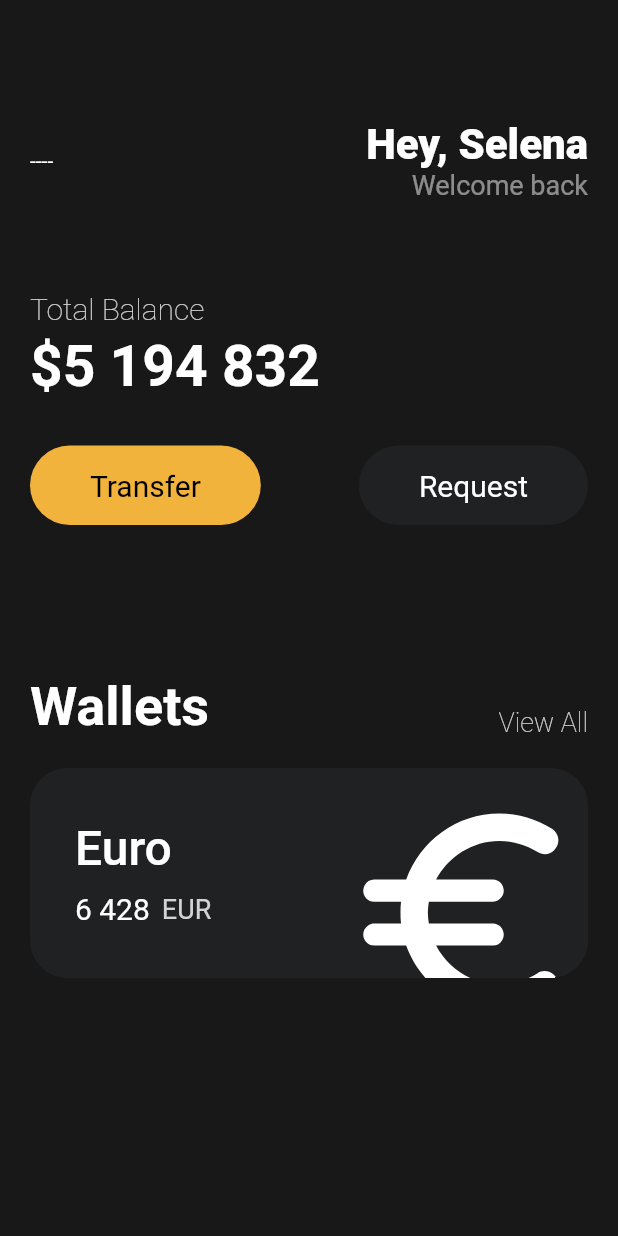
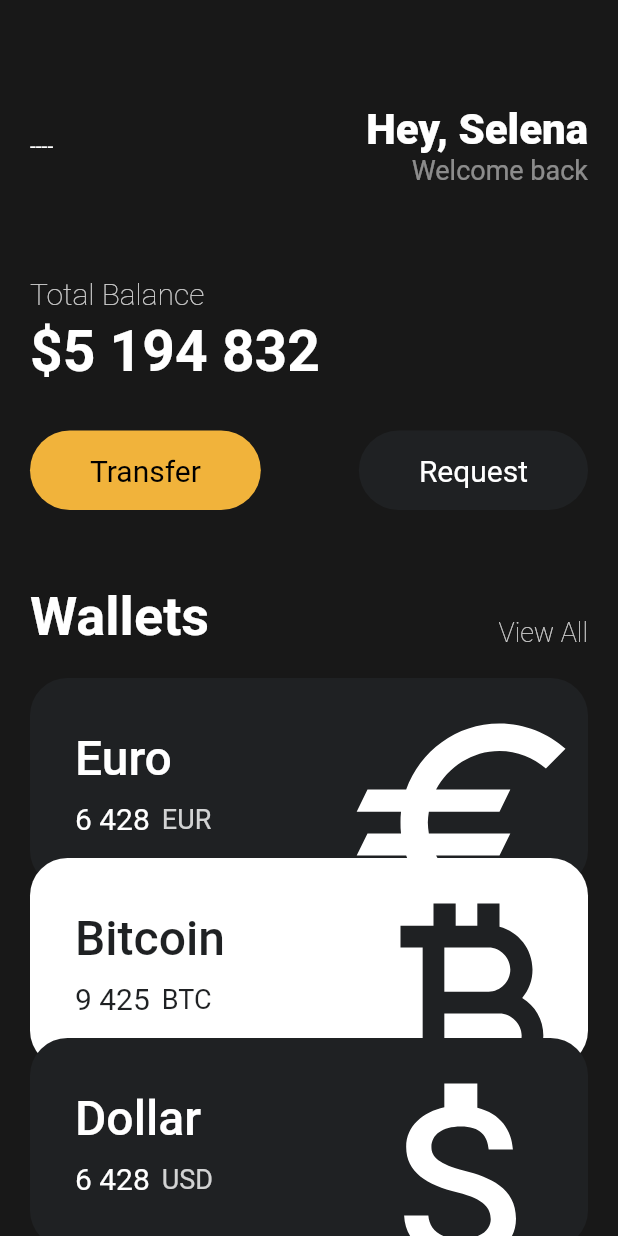
Before and after one commit to helious23/toonflix, a Flutter app: the screen it shows after launch, on a phone screen of 412 x 824 dp. Run offline on Flutter 3.47's test engine with Material 2 defaults, Android fonts, the phone set to English and light mode, and no system bars.

Commit message:
Reusable Cards

```diff
--- a/lib/main.dart
+++ b/lib/main.dart
@@ -1,5 +1,6 @@
 import 'package:flutter/material.dart';
 import 'package:toonflix/widgets/button.dart';
+import 'package:toonflix/widgets/currencty_card.dart';
 
 void main() {
   runApp(App());
@@ -11,7 +12,8 @@ class App extends StatelessWidget {
     return MaterialApp(
       home: Scaffold(
           backgroundColor: const Color(0xFF181818),
-          body: Padding(
+          body: SingleChildScrollView(
+            child: Padding(
               padding: const EdgeInsets.symmetric(
                 horizontal: 20,
               ),
@@ -19,7 +21,7 @@ class App extends StatelessWidget {
                 crossAxisAlignment: CrossAxisAlignment.start,
                 children: [
                   const SizedBox(
-                  height: 80,
+                    height: 70,
                   ),
                   Row(
                     mainAxisAlignment: MainAxisAlignment.spaceBetween,
@@ -97,7 +99,7 @@ class App extends StatelessWidget {
                     ],
                   ),
                   const SizedBox(
-                  height: 100,
+                    height: 50,
                   ),
                   Row(
                     mainAxisAlignment: MainAxisAlignment.spaceBetween,
@@ -123,69 +125,35 @@ class App extends StatelessWidget {
                   const SizedBox(
                     height: 20,
                   ),
-                Container(
-                  clipBehavior: Clip.hardEdge,
-                  decoration: BoxDecoration(
-                      color: const Color(0xFF1F2123),
-                      borderRadius: BorderRadius.circular(25)),
-                  child: Padding(
-                    padding: const EdgeInsets.all(30),
-                    child: Row(
-                      mainAxisAlignment: MainAxisAlignment.spaceBetween,
-                      children: [
-                        Column(
-                          crossAxisAlignment: CrossAxisAlignment.start,
-                          children: [
-                            const Text(
-                              'Euro',
-                              style: TextStyle(
-                                color: Colors.white,
-                                fontSize: 32,
-                                fontWeight: FontWeight.w500,
+                  const CurrencyCard(
+                    name: 'Euro',
+                    code: 'EUR',
+                    amount: '6 428',
+                    icon: Icons.euro_outlined,
+                    isInverted: false,
+                  ),
+                  Transform.translate(
+                    offset: const Offset(0, -20),
+                    child: const CurrencyCard(
+                      name: 'Bitcoin',
+                      code: 'BTC',
+                      amount: '9 425',
+                      icon: Icons.currency_bitcoin,
+                      isInverted: true,
                     ),
                   ),
-                            const SizedBox(
-                              height: 10,
-                            ),
-                            Row(
-                              children: [
-                                const Text(
-                                  '6 428',
-                                  style: TextStyle(
-                                    color: Colors.white,
-                                    fontSize: 20,
-                                  ),
-                                ),
-                                const SizedBox(
-                                  width: 8,
-                                ),
-                                Text(
-                                  'EUR',
-                                  style: TextStyle(
-                                    color: Colors.white.withOpacity(0.8),
-                                    fontSize: 18,
+                  Transform.translate(
+                    offset: const Offset(0, -40),
+                    child: const CurrencyCard(
+                      name: 'Dollar',
+                      code: 'USD',
+                      amount: '6 428',
+                      icon: Icons.attach_money_outlined,
+                      isInverted: false,
                     ),
                   ),
                 ],
-                            )
-                          ],
               ),
-                        Transform.scale(
-                          scale: 2.2,
-                          child: Transform.translate(
-                            offset: const Offset(-5, 12),
-                            child: const Icon(
-                              Icons.euro_rounded,
-                              color: Colors.white,
-                              size: 80,
-                            ),
-                          ),
-                        )
-                      ],
-                    ),
-                  ),
-                )
-              ],
             ),
           )),
     );
--- /dev/null
+++ b/lib/widgets/currencty_card.dart
@@ -0,0 +1,85 @@
+import 'package:flutter/material.dart';
+
+class CurrencyCard extends StatelessWidget {
+  final String name, code, amount;
+  final IconData icon;
+  final bool isInverted;
+
+  final _blackColor = const Color(0xFF1F2123);
+
+  const CurrencyCard(
+      {super.key,
+      required this.name,
+      required this.code,
+      required this.amount,
+      required this.icon,
+      required this.isInverted});
+
+  @override
+  Widget build(BuildContext context) {
+    return Container(
+      clipBehavior: Clip.hardEdge,
+      decoration: BoxDecoration(
+          color: isInverted ? Colors.white : _blackColor,
+          borderRadius: BorderRadius.circular(25)),
+      child: Padding(
+        padding: const EdgeInsets.all(30),
+        child: Row(
+          mainAxisAlignment: MainAxisAlignment.spaceBetween,
+          children: [
+            Column(
+              crossAxisAlignment: CrossAxisAlignment.start,
+              children: [
+                Text(
+                  name,
+                  style: TextStyle(
+                    color: isInverted ? _blackColor : Colors.white,
+                    fontSize: 32,
+                    fontWeight: FontWeight.w500,
+                  ),
+                ),
+                const SizedBox(
+                  height: 10,
+                ),
+                Row(
+                  children: [
+                    Text(
+                      amount,
+                      style: TextStyle(
+                        color: isInverted ? _blackColor : Colors.white,
+                        fontSize: 20,
+                      ),
+                    ),
+                    const SizedBox(
+                      width: 8,
+                    ),
+                    Text(
+                      code,
+                      style: TextStyle(
+                        color: isInverted
+                            ? _blackColor
+                            : Colors.white.withOpacity(0.8),
+                        fontSize: 18,
+                      ),
+                    ),
+                  ],
+                )
+              ],
+            ),
+            Transform.scale(
+              scale: 2.2,
+              child: Transform.translate(
+                offset: const Offset(-5, 12),
+                child: Icon(
+                  icon,
+                  color: isInverted ? _blackColor : Colors.white,
+                  size: 80,
+                ),
+              ),
+            )
+          ],
+        ),
+      ),
+    );
+  }
+}
```
Lines whose indentation alone changed are shown as unchanged.
